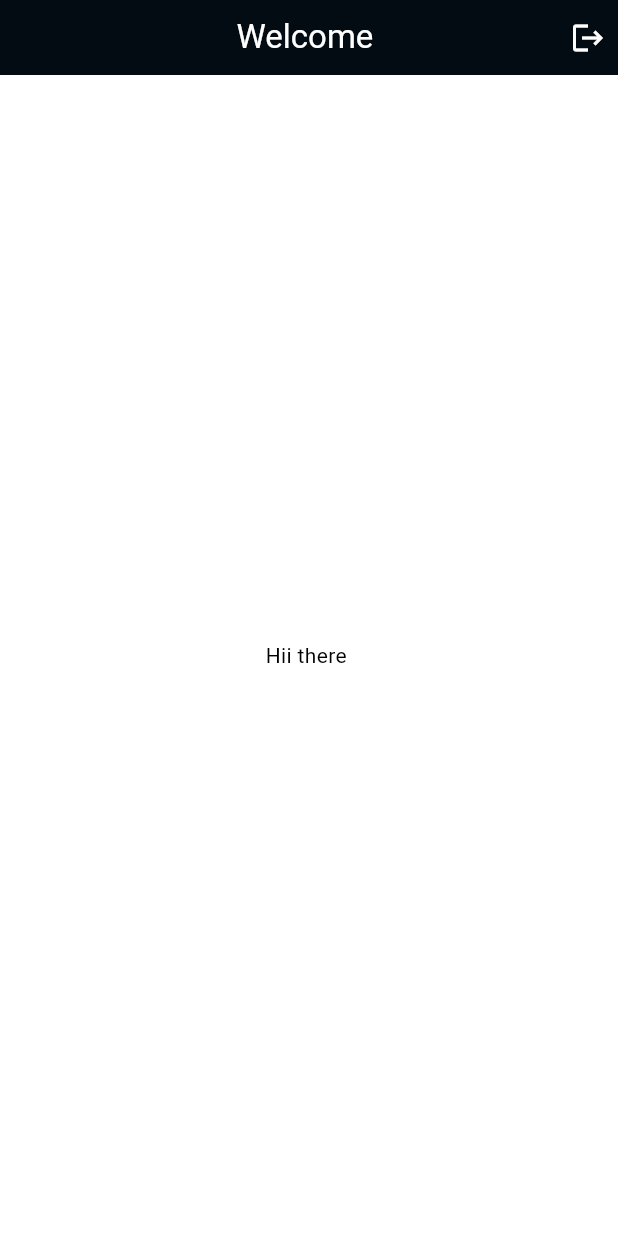
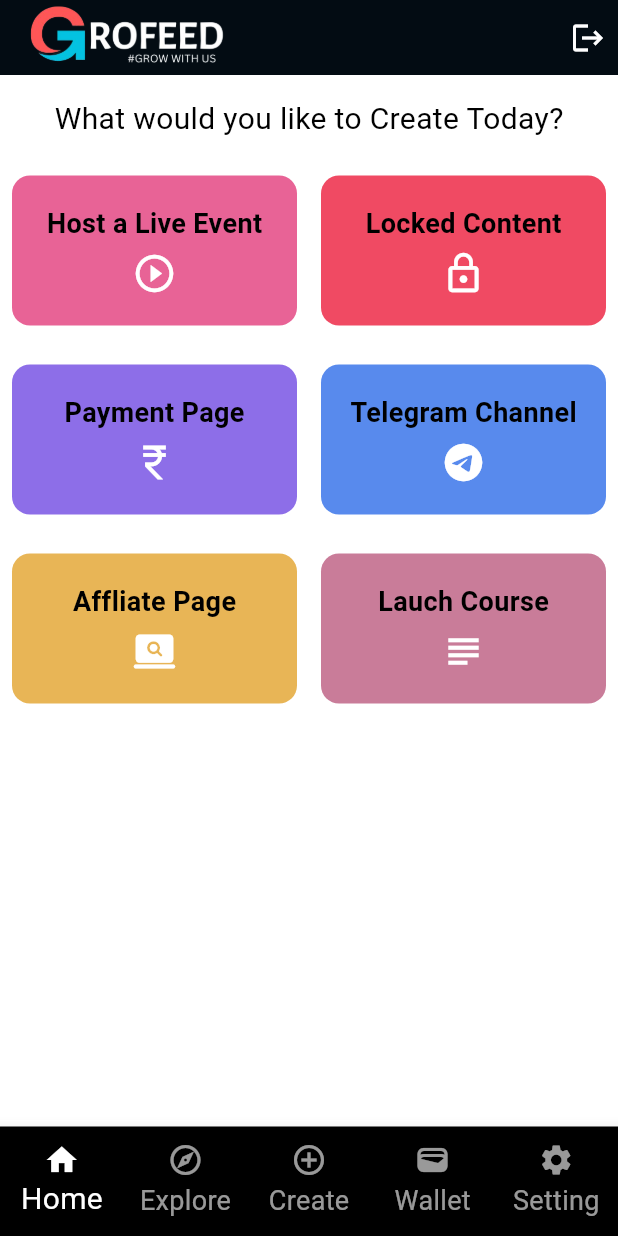
Before and after one commit to Md-Aziz-Developer/grofeed_app, a Flutter app: the IndexScreen screen opened directly, on a phone screen of 412 x 824 dp. Run offline on Flutter 3.47's test engine with Material 3 defaults, Android fonts, the phone set to English and light mode, and no system bars; our stand-ins replace get, google_fonts, shared_preferences; accounts and stored records are empty.

Commit message:
app development

```diff
--- a/lib/main.dart
+++ b/lib/main.dart
@@ -1,15 +1,19 @@
 import 'package:flutter/material.dart';
 import 'package:get/get.dart';
 import 'package:google_fonts/google_fonts.dart';
+import 'package:grofeed_app/screens/host_live_event.dart';
 import 'package:grofeed_app/screens/splash_screen.dart';
 
 void main() {
-  runApp(const MyApp());
+  runApp(MyApp());
 }
 
 class MyApp extends StatelessWidget {
-  const MyApp({super.key});
-
+  MyApp({super.key});
+  final List<GetPage> _pages = [
+    GetPage(name: '/', page: () => const SplashScreen()),
+    GetPage(name: '/host_live_event', page: () => HostLiveEvent())
+  ];
   // This widget is the root of your application.
   @override
   Widget build(BuildContext context) {
@@ -26,7 +30,8 @@ class MyApp extends StatelessWidget {
         textTheme: GoogleFonts.poppinsTextTheme(),
       ),
       debugShowCheckedModeBanner: false,
-      home: const SplashScreen(),
+      initialRoute: '/',
+      getPages: _pages,
     );
   }
 }
--- /dev/null
+++ b/lib/screens/host_live_event.dart
@@ -0,0 +1,17 @@
+import 'package:flutter/material.dart';
+
+class HostLiveEvent extends StatefulWidget {
+  const HostLiveEvent({super.key});
+
+  @override
+  State<HostLiveEvent> createState() => _HostLiveEventState();
+}
+
+class _HostLiveEventState extends State<HostLiveEvent> {
+  @override
+  Widget build(BuildContext context) {
+    return Center(
+      child: Text('Comming Soon'),
+    );
+  }
+}
--- a/lib/screens/index_screen.dart
+++ b/lib/screens/index_screen.dart
@@ -3,10 +3,13 @@ import 'dart:convert';
 import 'package:flutter/material.dart';
 import 'package:get/get.dart';
 import 'package:grofeed_app/screens/login_screen.dart';
+import 'package:grofeed_app/screens/products_screen.dart';
+import 'package:grofeed_app/screens/setting_screen.dart';
 import 'package:shared_preferences/shared_preferences.dart';
 
 class IndexScreen extends StatefulWidget {
-  const IndexScreen({super.key});
+  final int? initialIndex;
+  const IndexScreen({Key? key, this.initialIndex}) : super(key: key);
 
   @override
   State<IndexScreen> createState() => _IndexScreenState();
@@ -14,12 +17,24 @@ class IndexScreen extends StatefulWidget {
 
 class _IndexScreenState extends State<IndexScreen> {
   String partnerName = '';
+  late int _currentIndex;
   @override
   void initState() {
     // TODO: implement initState
     super.initState();
+    setState(() {
+      _currentIndex = widget.initialIndex ?? 0;
+    });
     getPartner();
   }
+
+  final List<Widget> _pages = [
+    ProductScreen(),
+    Text('Second Page'),
+    Text('Third Page'),
+    Text('Fourth Page'),
+    SettingScreen()
+  ];
 
   void getPartner() async {
     final prefs = await SharedPreferences.getInstance();
@@ -33,35 +48,33 @@ class _IndexScreenState extends State<IndexScreen> {
   @override
   Widget build(BuildContext context) {
     return Scaffold(
-      appBar: PreferredSize(
-          preferredSize: Size.fromHeight(50),
-          child: AppBar(
-            backgroundColor: Colors.black,
-            centerTitle: true,
-            elevation: 3,
-            title: Text(
-              'Welcome ' + partnerName,
-              style: TextStyle(color: Colors.white),
-            ),
-            actions: [
-              Padding(
-                padding: const EdgeInsets.all(8.0),
-                child: GestureDetector(
-                  onTap: () async {
-                    final prefs = await SharedPreferences.getInstance();
-                    prefs.clear();
-                    Get.offAll(() => LoginScreen());
-                  },
-                  child: Icon(
-                    Icons.logout,
-                    color: Colors.white,
-                  ),
-                ),
-              )
-            ],
-          )),
-      body: Center(
-        child: Text('Hii there ' + partnerName),
+      body: _pages[_currentIndex],
+      bottomNavigationBar: Container(
+        child: BottomNavigationBar(
+          type: BottomNavigationBarType.fixed,
+          backgroundColor: Colors.black,
+          selectedItemColor: Colors.white,
+          unselectedItemColor: Colors.white.withOpacity(.60),
+          selectedFontSize: 20,
+          unselectedFontSize: 18,
+          currentIndex: _currentIndex,
+          onTap: (index) {
+            setState(() {
+              _currentIndex = index;
+            });
+          },
+          items: [
+            BottomNavigationBarItem(icon: Icon(Icons.home), label: 'Home'),
+            BottomNavigationBarItem(
+                icon: Icon(Icons.explore_outlined), label: 'Explore'),
+            BottomNavigationBarItem(
+                icon: Icon(Icons.add_circle_outline), label: 'Create'),
+            BottomNavigationBarItem(
+                icon: Icon(Icons.wallet_rounded), label: 'Wallet'),
+            BottomNavigationBarItem(
+                icon: Icon(Icons.settings), label: 'Setting'),
+          ],
+        ),
       ),
     );
   }
--- /dev/null
+++ b/lib/screens/products_screen.dart
@@ -0,0 +1,145 @@
+import 'dart:convert';
+
+import 'package:flutter/material.dart';
+import 'package:grofeed_app/screens/login_screen.dart';
+import 'package:grofeed_app/widgets/product_container_widget.dart';
+import 'package:shared_preferences/shared_preferences.dart';
+import 'package:get/get.dart';
+
+class ProductScreen extends StatefulWidget {
+  const ProductScreen({super.key});
+
+  @override
+  State<ProductScreen> createState() => _ProductScreenState();
+}
+
+class _ProductScreenState extends State<ProductScreen> {
+  String partnerName = '';
+  @override
+  void initState() {
+    // TODO: implement initState
+    super.initState();
+    getPartner();
+  }
+
+  void getPartner() async {
+    final prefs = await SharedPreferences.getInstance();
+    final partner = jsonDecode(prefs.getString('partner').toString());
+    final name = partner['partner_name'];
+    setState(() {
+      partnerName = name;
+    });
+  }
+
+  @override
+  Widget build(BuildContext context) {
+    return Scaffold(
+      appBar: PreferredSize(
+        preferredSize: const Size.fromHeight(50),
+        child: AppBar(
+          backgroundColor: Colors.black,
+          title: Image.asset(
+            'assets/GROFEED_LOGO.png',
+            height: 50,
+          ),
+          elevation: 3,
+          actions: [
+            Padding(
+              padding: const EdgeInsets.all(8.0),
+              child: GestureDetector(
+                onTap: () async {
+                  final prefs = await SharedPreferences.getInstance();
+                  prefs.clear();
+                  Get.offAll(() => const LoginScreen());
+                },
+                child: const Icon(
+                  Icons.logout,
+                  color: Colors.white,
+                ),
+              ),
+            )
+          ],
+        ),
+      ),
+      body: const Column(
+        // mainAxisAlignment: MainAxisAlignment.center,
+
+        children: [
+          Padding(
+            padding: EdgeInsets.all(15.0),
+            child: Text(
+              'What would you like to Create Today?',
+              style: TextStyle(fontSize: 20),
+            ),
+          ),
+          Row(
+            children: [
+              Expanded(
+                flex: 1,
+                child: ProductContainerWidget(
+                    backgroundColor: Color.fromRGBO(232, 99, 150, 1),
+                    text: 'Host a Live Event',
+                    icon: Icons.play_circle_outline,
+                    screenPath: '/host_live_event'),
+              ),
+              Expanded(
+                flex: 1,
+                child: ProductContainerWidget(
+                    backgroundColor: Color.fromRGBO(240, 74, 99, 1),
+                    text: 'Locked Content',
+                    icon: Icons.lock_outline,
+                    screenPath: '/locked_content'),
+              ),
+            ],
+          ),
+          SizedBox(
+            height: 10,
+          ),
+          Row(
+            children: [
+              Expanded(
+                flex: 1,
+                child: ProductContainerWidget(
+                    backgroundColor: Color.fromRGBO(141, 110, 232, 1),
+                    text: 'Payment Page',
+                    icon: Icons.currency_rupee,
+                    screenPath: '/payment_page'),
+              ),
+              Expanded(
+                flex: 1,
+                child: ProductContainerWidget(
+                    backgroundColor: Color.fromRGBO(88, 138, 237, 1),
+                    text: 'Telegram Channel',
+                    icon: Icons.telegram_outlined,
+                    screenPath: '/telegram'),
+              ),
+            ],
+          ),
+          SizedBox(
+            height: 10,
+          ),
+          Row(
+            children: [
+              Expanded(
+                flex: 1,
+                child: ProductContainerWidget(
+                    backgroundColor: Color.fromRGBO(232, 181, 86, 1),
+                    text: 'Affliate Page',
+                    icon: Icons.screen_search_desktop_rounded,
+                    screenPath: '/affliate_page'),
+              ),
+              Expanded(
+                flex: 1,
+                child: ProductContainerWidget(
+                    backgroundColor: Color.fromRGBO(201, 124, 153, 1),
+                    text: 'Lauch Course',
+                    icon: Icons.subject,
+                    screenPath: '/launch_course'),
+              ),
+            ],
+          ),
+        ],
+      ),
+    );
+  }
+}
--- /dev/null
+++ b/lib/screens/setting_screen.dart
@@ -0,0 +1,59 @@
+import 'dart:convert';
+
+import 'package:flutter/material.dart';
+import 'package:shared_preferences/shared_preferences.dart';
+
+class SettingScreen extends StatefulWidget {
+  const SettingScreen({super.key});
+
+  @override
+  State<SettingScreen> createState() => _SettingScreenState();
+}
+
+class _SettingScreenState extends State<SettingScreen> {
+  String partnerName = '';
+  @override
+  void initState() {
+    // TODO: implement initState
+    super.initState();
+
+    getPartner();
+  }
+
+  void getPartner() async {
+    final prefs = await SharedPreferences.getInstance();
+    final partner = jsonDecode(prefs.getString('partner').toString());
+    final name = partner['partner_name'];
+    setState(() {
+      partnerName = name;
+    });
+  }
+
+  @override
+  Widget build(BuildContext context) {
+    return Scaffold(
+      appBar: PreferredSize(
+        preferredSize: const Size.fromHeight(50),
+        child: AppBar(
+          backgroundColor: Colors.black,
+          title: Image.asset(
+            'assets/GROFEED_LOGO.png',
+            height: 50,
+          ),
+          elevation: 3,
+        ),
+      ),
+      body: Column(
+        children: [
+          Center(
+            child: Image.asset(
+              'assets/images/image.png',
+              height: 100,
+            ),
+          ),
+          Text(partnerName)
+        ],
+      ),
+    );
+  }
+}
--- /dev/null
+++ b/lib/widgets/product_container_widget.dart
@@ -0,0 +1,52 @@
+import 'package:flutter/material.dart';
+import 'package:get/get.dart';
+
+class ProductContainerWidget extends StatelessWidget {
+  final Color backgroundColor;
+  final String text;
+  final IconData icon;
+  final String screenPath;
+
+  const ProductContainerWidget(
+      {Key? key,
+      required this.backgroundColor,
+      required this.text,
+      required this.icon,
+      required this.screenPath})
+      : super(key: key);
+
+  @override
+  Widget build(BuildContext context) {
+    return GestureDetector(
+      onTap: () {
+        Get.toNamed(screenPath);
+      },
+      child: Padding(
+        padding: const EdgeInsets.all(8.0),
+        child: Container(
+          padding: EdgeInsets.symmetric(horizontal: 10, vertical: 5),
+          height: 100,
+          decoration: BoxDecoration(
+              color: backgroundColor, borderRadius: BorderRadius.circular(12)),
+          child: Column(
+            mainAxisAlignment: MainAxisAlignment.center,
+            crossAxisAlignment: CrossAxisAlignment.center,
+            children: [
+              Text(
+                text,
+                style: TextStyle(fontSize: 18, fontWeight: FontWeight.bold),
+              ),
+              SizedBox(
+                height: 5,
+              ),
+              Icon(
+                icon,
+                size: 30,
+              )
+            ],
+          ),
+        ),
+      ),
+    );
+  }
+}
```
Also changed, not shown: assets/images/image.png (added).
